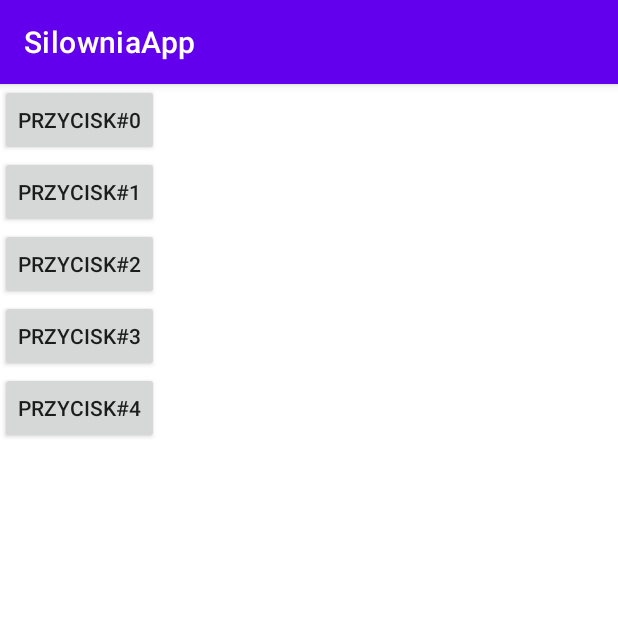
After one commit to Axel2026/onsteroids, an Android app: the TworzeniePlanu2 screen opened directly, with no data from a screen before it, on a phone screen of 412 x 824 dp, the top half of it. The commit adds this screen. Run offline under Robolectric (Android 15) with nearby library versions, the phone set to English and light mode, and no system bars; Roboto replaces fonts that are not available here.

Commit message:
Dodanie metody czytającej wartość z pliku JSON

```diff
--- a/app/build.gradle
+++ b/app/build.gradle
@@ -37,6 +37,7 @@ dependencies {
     implementation 'androidx.navigation:navigation-ui:2.3.2'
     implementation 'androidx.lifecycle:lifecycle-livedata-ktx:2.2.0'
     implementation 'androidx.lifecycle:lifecycle-viewmodel-ktx:2.2.0'
+    implementation 'com.google.code.gson:gson:2.8.6'
     testImplementation 'junit:junit:4.+'
     androidTestImplementation 'androidx.test.ext:junit:1.1.2'
     androidTestImplementation 'androidx.test.espresso:espresso-core:3.3.0'
--- a/app/src/main/java/com/example/silowniaapp/LoginActivity.java
+++ b/app/src/main/java/com/example/silowniaapp/LoginActivity.java
@@ -28,7 +28,7 @@ public class LoginActivity extends AppCompatActivity {
             @Override
             public void onClick(View view) {
                 String nick = login.getText().toString();
-                if(nick.equals("michal")) {
+                if(nick.equals("michal69")) {
                     Intent intentNowyUzytkownik = new Intent(LoginActivity.this, NowyUzytkownik.class);
                     saveNick(nick);
                     intentNowyUzytkownik.putExtra("NICKNAME", nick);
--- a/app/src/main/java/com/example/silowniaapp/NowyUzytkownik.java
+++ b/app/src/main/java/com/example/silowniaapp/NowyUzytkownik.java
@@ -22,7 +22,6 @@ public class NowyUzytkownik extends AppCompatActivity {
         setContentView(R.layout.ekran_nowy_uzytkownik_layout);
 
         Button stworzPlan = findViewById(R.id.przyciskOk);
-
         TextView przywitanie = findViewById(R.id.przywitanie);
         String witajLogin = "Witaj " + loadNick() + ", ";
         przywitanie.setText(witajLogin);
@@ -32,11 +31,10 @@ public class NowyUzytkownik extends AppCompatActivity {
             @Override
             public void onClick(View view) {
                     Intent stworzPlanIntent = new Intent(NowyUzytkownik.this, TworzeniePlanu.class);
+                    stworzPlanIntent.putExtra("NICKNAME", loadNick());
                     startActivity(stworzPlanIntent);
             }
         });
-
-
     }
 
 
--- a/app/src/main/java/com/example/silowniaapp/OstatnieTreningi.java
+++ b/app/src/main/java/com/example/silowniaapp/OstatnieTreningi.java
@@ -28,7 +28,6 @@ import androidx.navigation.ui.NavigationUI;
 import androidx.drawerlayout.widget.DrawerLayout;
 import androidx.appcompat.app.AppCompatActivity;
 import androidx.appcompat.widget.Toolbar;
-//public class OstatnieTreningi extends Fragment {
 public class OstatnieTreningi extends AppCompatActivity {
 
     private AppBarConfiguration mAppBarConfiguration;
--- /dev/null
+++ b/app/src/main/java/com/example/silowniaapp/TworzeniePlanu2.java
@@ -0,0 +1,80 @@
+package com.example.silowniaapp;
+
+import androidx.appcompat.app.AppCompatActivity;
+
+import android.content.SharedPreferences;
+import android.content.res.AssetManager;
+import android.os.Bundle;
+import android.util.Log;
+import android.widget.Button;
+import android.widget.LinearLayout;
+import org.json.JSONArray;
+import org.json.JSONObject;
+import org.json.JSONTokener;
+import com.google.gson.Gson;
+import java.io.BufferedReader;
+import java.io.File;
+import java.io.FileInputStream;
+import java.io.IOException;
+import java.io.InputStream;
+import java.io.InputStreamReader;
+import java.io.StringWriter;
+import java.util.stream.Collectors;
+
+import org.json.*;
+
+public class TworzeniePlanu2 extends AppCompatActivity {
+
+    String liczbaCwiczen;
+    @Override
+    protected void onCreate(Bundle savedInstanceState) {
+        super.onCreate(savedInstanceState);
+        setContentView(R.layout.ekran_tworzenie_planu2_layout);
+        tworzeniePrzyciskow(5);
+        try {
+            czytanieJsona();
+        } catch (JSONException e) {
+            e.printStackTrace();
+        }
+    }
+
+    public void tworzeniePrzyciskow(int ilosc){
+        LinearLayout layout = new LinearLayout(this);
+        layout.setOrientation(LinearLayout.VERTICAL);
+
+        for(int i = 0; i < ilosc; i++) {
+            LinearLayout row = new LinearLayout(this);
+            for (int j = 0; j < 1; j++) {
+                Button button = new Button(this);
+                int id = i;
+                button.setText("Przycisk#" + id);
+                button.setId(id);
+                row.addView(button);
+            }
+            layout.addView(row);
+        }
+        setContentView(layout);
+    }
+
+    public void czytanieJsona() throws JSONException {
+        try {
+            FileInputStream fis = TworzeniePlanu2.this.openFileInput("michal69.json");
+            int size = fis.available();
+            byte[] buffer = new byte[size];
+            fis.read(buffer);
+            fis.close();
+            String json = new String(buffer, "UTF-8");
+            JSONObject jsonObject = new JSONObject(json);
+            liczbaCwiczen = jsonObject.getString("liczba ćwiczeń");
+            System.out.println("Liczba ćwiczeń: " + liczbaCwiczen);
+
+        } catch (IOException e) {
+            e.printStackTrace();
+        }
+    }
+
+    public String loadNick() {
+        SharedPreferences sharedPreferences = getSharedPreferences("prefs", MODE_PRIVATE);
+        return sharedPreferences.getString("NICK", "User");
+    }
+}
--- a/app/src/main/res/values/strings.xml
+++ b/app/src/main/res/values/strings.xml
@@ -13,5 +13,4 @@
     <string name="progresMenu">Progres</string>
 
 
-
 </resources>
--- /dev/null
+++ b/json-simple-1.1.1/build.gradle
@@ -0,0 +1,2 @@
+configurations.maybeCreate("default")
+artifacts.add("default", file('json-simple-1.1.1.jar'))
--- a/settings.gradle
+++ b/settings.gradle
@@ -1,2 +1,3 @@
+include ':json-simple-1.1.1'
 include ':app'
 rootProject.name = "SilowniaApp"
```
Also changed, not shown: app/src/main/AndroidManifest.xml (+7 -9 lines), app/src/main/java/com/example/silowniaapp/TworzeniePlanu.java (+155 -23 lines), app/src/main/res/layout/ekran_tworzenie_planu2_layout.xml (added, +9 -0 lines), app/src/main/res/layout/ekran_tworzenie_planu_layout.xml (+4 -4 lines), 1 other file.
